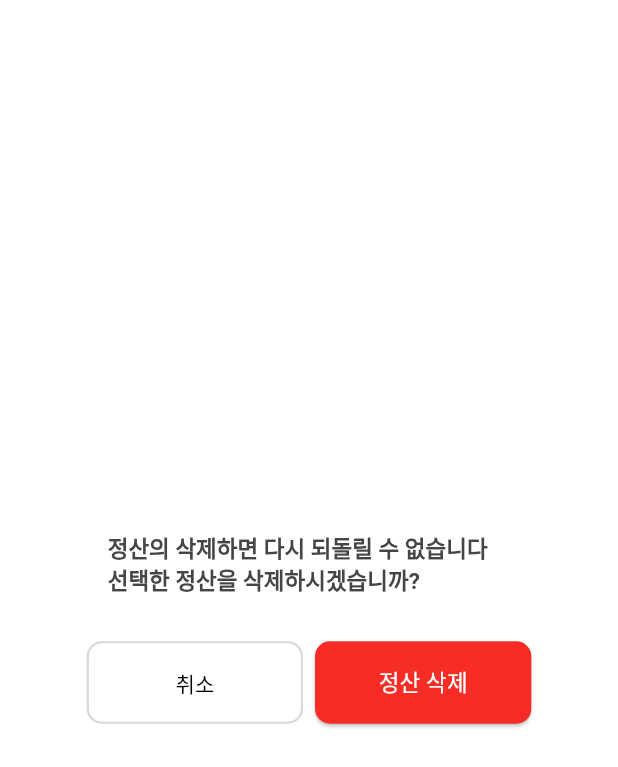
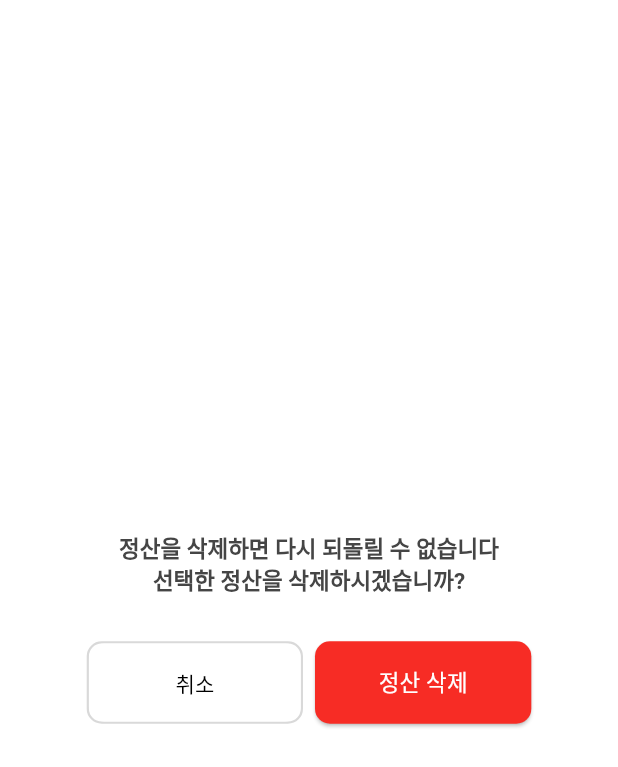
Before and after one commit to UmWooNeAh/Yemon, a Flutter app: the DeleteSettlement widget shown alone on an empty page, opened directly, on a phone screen of 412 x 824 dp. Shown: the top 767 px of the screen. Run offline on Flutter 3.47's test engine with Material 3 defaults, Android fonts, the phone set to English and light mode, and no system bars; our stand-ins replace dotted_border, flutter_inset_box_shadow, flutter_riverpod, go_router, image_gallery_saver, scroll_snap_list and 1 more; accounts and stored records are empty.

Commit message:
Fix: AlertDialog Detail

```diff
--- a/lib/View/settlement_list_page.dart
+++ b/lib/View/settlement_list_page.dart
@@ -32,7 +32,7 @@ class EditManagement extends ChangeNotifier {
 
   void toggleSelect(int index) {
     isSelected[index] = !isSelected[index];
-    if(isSelected.contains(false)) {
+    if (isSelected.contains(false)) {
       isAllSelect = false;
     } else {
       isAllSelect = true;
@@ -314,7 +314,7 @@ class _SettlementListPageState extends ConsumerState<SettlementListPage> {
           shape:
               RoundedRectangleBorder(borderRadius: BorderRadius.circular(100)),
           backgroundColor: basic[8],
-          child: const Icon(Icons.add),
+          child: Icon(Icons.add, color: basic[0],),
         ),
       ),
     );
@@ -490,9 +490,19 @@ class EditSettlementName extends ConsumerStatefulWidget {
 }
 
 class _EditSettlementNameState extends ConsumerState<EditSettlementName> {
+  TextEditingController controller = TextEditingController();
+  @override
+  void initState() {
+    super.initState();
+    controller.text = ref
+        .read(mainProvider)
+        .settlementList[
+            ref.read(editManagementProvider).isSelected.indexOf(true)]
+        .settlementName;
+  }
+
   @override
   Widget build(BuildContext context) {
-    String newName = "";
     final eprovider = ref.watch(editManagementProvider);
     final provider = ref.watch(mainProvider);
     return AlertDialog(
@@ -512,6 +522,7 @@ class _EditSettlementNameState extends ConsumerState<EditSettlementName> {
         mainAxisSize: MainAxisSize.min,
         children: [
           TextField(
+            controller: controller,
             decoration: InputDecoration(
               border: UnderlineInputBorder(
                 borderSide: BorderSide(color: basic[5]),
@@ -523,11 +534,6 @@ class _EditSettlementNameState extends ConsumerState<EditSettlementName> {
                 borderSide: BorderSide(color: basic[5]),
               ),
             ),
-            onChanged: (value) {
-              setState(() {
-                newName = value;
-              });
-            },
           ),
         ],
       ),
@@ -564,8 +570,11 @@ class _EditSettlementNameState extends ConsumerState<EditSettlementName> {
                   borderRadius: BorderRadius.circular(10)),
             ),
             onPressed: () {
+              if (controller.text == "") {
+                return;
+              }
               provider.editSettlementName(
-                  newName, eprovider.isSelected.indexOf(true));
+                  controller.text, eprovider.isSelected.indexOf(true));
               context.pop();
             },
             child:
@@ -591,13 +600,25 @@ class _DeleteSettlementState extends ConsumerState<DeleteSettlement> {
     final provider = ref.watch(mainProvider);
     return AlertDialog(
       elevation: 0,
-      title: Text(
-        "정산의 삭제하면 다시 되돌릴 수 없습니다\n선택한 정산을 삭제하시겠습니까?",
-        style: TextStyle(
-          fontSize: 15,
-          fontWeight: FontWeight.w600,
-          color: basic[4],
-        ),
+      title: Column(
+        children: [
+          Text(
+            "정산을 삭제하면 다시 되돌릴 수 없습니다",
+            style: TextStyle(
+              fontSize: 15,
+              fontWeight: FontWeight.w600,
+              color: basic[4],
+            ),
+          ),
+          Text(
+            "선택한 정산을 삭제하시겠습니까?",
+            style: TextStyle(
+              fontSize: 15,
+              fontWeight: FontWeight.w600,
+              color: basic[4],
+            ),
+          ),
+        ],
       ),
       shape: RoundedRectangleBorder(
         borderRadius: BorderRadius.circular(10.0),
```
